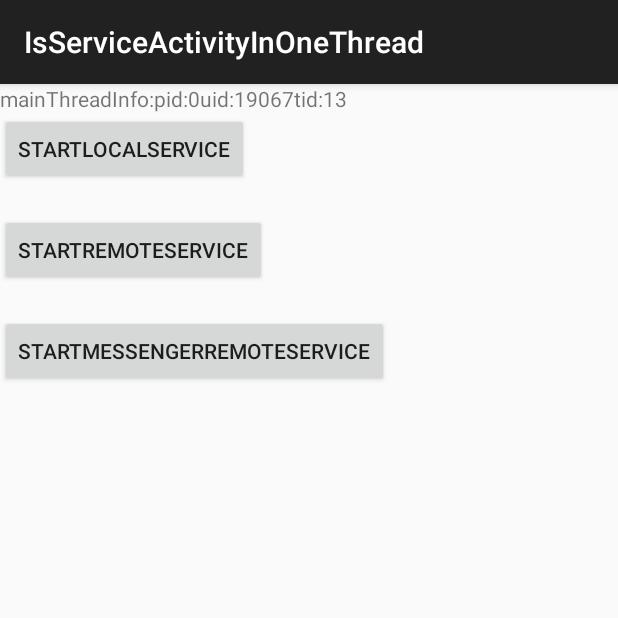
After one commit to zjfangyufeng/FfCollection, an Android app: the IsServiceActivityInOneThread screen opened directly, with no data from a screen before it, on a phone screen of 412 x 824 dp, the top half of it. The commit adds this screen. Run offline under Robolectric (Android 15) with nearby library versions, the phone set to English and light mode, and no system bars.

Commit message:
service activity

```diff
--- /dev/null
+++ b/app/src/main/java/com/ff/demo/activity/IsServiceActivityInOneThread.java
@@ -0,0 +1,133 @@
+package com.ff.demo.activity;
+
+import android.content.ComponentName;
+import android.content.Intent;
+import android.content.ServiceConnection;
+import android.os.IBinder;
+import android.os.Message;
+import android.os.Messenger;
+import android.os.RemoteException;
+import android.support.v7.app.ActionBarActivity;
+import android.os.Bundle;
+import android.view.View;
+import android.widget.Button;
+import android.widget.TextView;
+
+import com.ff.demo.IRemoteServiceAidlInterface;
+import com.ff.demo.R;
+import com.ff.demo.services.LocalService;
+import com.ff.demo.services.AIDLRemoteService;
+import com.ff.demo.services.MessengerRemoteService;
+
+public class IsServiceActivityInOneThread extends ActionBarActivity implements View.OnClickListener{
+
+    TextView main_info,local_info,remote_info,messenger_remote_info;
+    Button local_btn,remote_btn,btn_remoteService_messenger;
+    LocalService localService;
+    IRemoteServiceAidlInterface iRemoteServiceAidlInterface;
+    Messenger sMessenger;
+    Messenger cMessenger = new Messenger(new android.os.Handler(){
+        @Override
+        public void handleMessage(Message msg) {
+            messenger_remote_info.setText(msg.obj+"--");
+        }
+    });
+
+
+    public static final int CONNECTED = 110;
+
+    ServiceConnection localServiceConnection = new ServiceConnection() {
+        @Override
+        public void onServiceConnected(ComponentName name, IBinder service) {
+            LocalService.MyBinder myBinder = (LocalService.MyBinder) service;
+            localService = myBinder.getIntance();
+            local_info.setText(localService.getProcessInfo());
+        }
+
+        @Override
+        public void onServiceDisconnected(ComponentName name) {
+            localService = null;
+        }
+    };
+
+    ServiceConnection remoteServiceConnection = new ServiceConnection() {
+        @Override
+        public void onServiceConnected(ComponentName name, IBinder service) {
+            iRemoteServiceAidlInterface = IRemoteServiceAidlInterface.Stub.asInterface(service);
+            try {
+                remote_info.setText(iRemoteServiceAidlInterface.getProcessInfo());
+            } catch (RemoteException e) {
+                e.printStackTrace();
+            }
+        }
+
+        @Override
+        public void onServiceDisconnected(ComponentName name) {
+            iRemoteServiceAidlInterface =null;
+        }
+    };
+
+    ServiceConnection messengerRemoteServiceConnection = new ServiceConnection() {
+        @Override
+        public void onServiceConnected(ComponentName name, IBinder service) {
+            sMessenger = new Messenger(service);
+            try {
+                Message message= Message.obtain();
+                message.what = CONNECTED;
+                message.replyTo = cMessenger;
+                sMessenger.send(message);
+            } catch (RemoteException e) {
+                e.printStackTrace();
+            }
+        }
+
+        @Override
+        public void onServiceDisconnected(ComponentName name) {
+            sMessenger = null;
+        }
+    };
+
+    @Override
+    protected void onCreate(Bundle savedInstanceState) {
+        super.onCreate(savedInstanceState);
+        setContentView(R.layout.activity_is_service_activity_in_one_thread);
+        main_info = (TextView) findViewById(R.id.main_info);
+        local_info = (TextView) findViewById(R.id.lacal_info);
+        remote_info = (TextView) findViewById(R.id.remote_info);
+        messenger_remote_info = (TextView) findViewById(R.id.messenger_remote_info);
+        local_btn = (Button) findViewById(R.id.btn_localService);
+        remote_btn = (Button) findViewById(R.id.btn_remoteService);
+        btn_remoteService_messenger = (Button) findViewById(R.id.btn_remoteService_messenger);
+        local_btn.setOnClickListener(this);
+        remote_btn.setOnClickListener(this);
+        btn_remoteService_messenger.setOnClickListener(this);
+        String result= "pid:"+android.os.Process.myPid()+"uid:"+android.os.Process.myUid()+"tid:"+android.os.Process.myTid();
+        main_info.setText("mainThreadInfo:"+result);
+
+    }
+
+
+    @Override
+    public void onClick(View v) {
+        switch (v.getId()){
+            case R.id.btn_localService:
+                bindService(new Intent(this, LocalService.class), localServiceConnection,BIND_AUTO_CREATE);
+                break;
+            case R.id.btn_remoteService:
+                bindService(new Intent(this, AIDLRemoteService.class), remoteServiceConnection,BIND_AUTO_CREATE);
+                break;
+            case R.id.btn_remoteService_messenger:
+                bindService(new Intent(this, MessengerRemoteService.class), messengerRemoteServiceConnection,BIND_AUTO_CREATE);
+                break;
+        }
+
+    }
+
+    @Override
+    protected void onDestroy() {
+        super.onDestroy();
+        unbindService(localServiceConnection);
+        unbindService(remoteServiceConnection);
+        unbindService(messengerRemoteServiceConnection);
+    }
+}
--- a/app/src/main/java/com/ff/demo/activity/MainActivity.java
+++ b/app/src/main/java/com/ff/demo/activity/MainActivity.java
@@ -39,13 +39,16 @@ public class MainActivity extends Activity implements View.OnClickListener {
         recyclerView.addItemDecoration(new RecyclerViewDivider(this, LinearLayoutManager.VERTICAL));
         recyclerView.setLayoutManager(linearLayoutManager);
         recyclerView.setAdapter(recyclerViewAdapter);
+
     }
+
 
     private void initData() {
         list = new ArrayList();
         list.add(new RecyclerViewItem("alarm",Alarm.class));
         list.add(new RecyclerViewItem("TouchEvent事件分发机制",TouchEventDispatchMainActivity.class));
         list.add(new RecyclerViewItem("TouchDelegate",TouchDelegateActivity.class));
+        list.add(new RecyclerViewItem("IsServiceActivityInOneThread",IsServiceActivityInOneThread.class));
     }
 
     private void initView() {
--- a/app/src/main/java/com/ff/demo/activity/TouchEventDispatchViewDemo.java
+++ b/app/src/main/java/com/ff/demo/activity/TouchEventDispatchViewDemo.java
@@ -26,6 +26,8 @@ public class TouchEventDispatchViewDemo extends Activity {
         linearLayout.setOrientation(LinearLayout.VERTICAL);
         setContentView(linearLayout);
 
+
+
         textViewLog = new TextViewLog(this);
         textViewLog.setLayoutParams(new ViewGroup.LayoutParams(
                 ViewGroup.LayoutParams.MATCH_PARENT, MyDisplayMetrics.getDensitySize(250)));
--- /dev/null
+++ b/app/src/main/res/layout/activity_is_service_activity_in_one_thread.xml
@@ -0,0 +1,39 @@
+<LinearLayout xmlns:android="http://schemas.android.com/apk/res/android"
+    xmlns:tools="http://schemas.android.com/tools" android:layout_width="match_parent"
+    android:orientation="vertical"
+    android:layout_height="match_parent">
+
+    <TextView
+        android:id="@+id/main_info"
+        android:layout_width="wrap_content"
+        android:layout_height="wrap_content" />
+    <Button
+        android:id="@+id/btn_localService"
+        android:text="startlocalService"
+        android:layout_width="wrap_content"
+        android:layout_height="wrap_content" />
+    <TextView
+        android:id="@+id/lacal_info"
+        android:layout_width="wrap_content"
+        android:layout_height="wrap_content" />
+
+    <Button
+        android:id="@+id/btn_remoteService"
+        android:text="startRemoteService"
+        android:layout_width="wrap_content"
+        android:layout_height="wrap_content" />
+    <TextView
+        android:id="@+id/remote_info"
+        android:layout_width="wrap_content"
+        android:layout_height="wrap_content" />
+    <Button
+        android:id="@+id/btn_remoteService_messenger"
+        android:text="startMessengerRemoteService"
+        android:layout_width="wrap_content"
+        android:layout_height="wrap_content" />
+    <TextView
+        android:id="@+id/messenger_remote_info"
+        android:layout_width="wrap_content"
+        android:layout_height="wrap_content" />
+
+</LinearLayout>
--- a/app/src/main/res/values/strings.xml
+++ b/app/src/main/res/values/strings.xml
@@ -9,4 +9,6 @@
     <string name="title_activity_touch_event_dispatch_demo">TouchEventDispatchDemo</string>
     <string name="title_activity_touch_delegate">TouchDelegateActivity</string>
     <string name="title_activity_touch_event_dispatch_main">TouchEventDispatchMainActivity</string>
+    <string name="title_activity_is_service_activity_in_one_thread">IsServiceActivityInOneThread
+    </string>
 </resources>
```
Also changed, not shown: app/src/main/AndroidManifest.xml (+25 -2 lines), app/src/main/java/com/ff/demo/model/MyObject.java (added, +38 -0 lines), app/src/main/java/com/ff/demo/services/AIDLRemoteService.java (added, +33 -0 lines), app/src/main/java/com/ff/demo/services/LocalService.java (added, +28 -0 lines), app/src/main/java/com/ff/demo/services/MessengerRemoteService.java (added, +51 -0 lines), app/src/main/res/menu/menu_is_service_activity_in_one_thread.xml (added, +7 -0 lines), app/src/main/aidl/com/ff/demo/IRemoteServiceAidlInterface.aidl (added), settings.gradle (line endings or trailing spaces).
